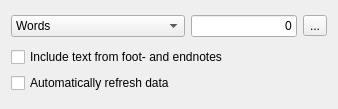
This is kword/part/dockers/KWStatisticsDocker.ui in KDE/calligra as Qt 5 draws it before an edit. The edited form follows.
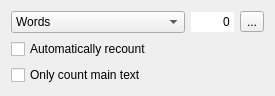
This is the edited form.

Commit message: Fixes: Statistics docker gets really wide Details: Make texts on docker shorter for the 2.1 release of koffice CCBUG:189356

What changed in the file:
```diff
--- a/kword/part/dockers/KWStatisticsDocker.ui
+++ b/kword/part/dockers/KWStatisticsDocker.ui
@@ -1,20 +1,18 @@
 <ui version="4.0" >
  <class>KWStatisticsDocker</class>
- <widget class="QWidget" name="KWStatisticsDocker" >
-  <property name="geometry" >
+ <widget class="QWidget" name="KWStatisticsDocker">
+  <property name="geometry">
    <rect>
     <x>0</x>
     <y>0</y>
-    <width>338</width>
-    <height>109</height>
+    <width>275</width>
+    <height>94</height>
    </rect>
   </property>
-  <layout class="QVBoxLayout" >
-   <item>
-    <layout class="QHBoxLayout" >
-     <item>
-      <widget class="QComboBox" name="statistics" >
-       <property name="currentIndex" >
+  <layout class="QGridLayout" name="gridLayout">
+   <item row="0" column="0">
+    <widget class="QComboBox" name="statistics">
+     <property name="currentIndex">
         <number>0</number>
        </property>
        <item>
@@ -54,45 +52,55 @@
        </item>
       </widget>
      </item>
-     <item>
-      <widget class="QLineEdit" name="count" >
-       <property name="readOnly" >
-        <bool>true</bool>
-       </property>
-       <property name="text" >
-        <string>0</string>
-       </property>
-       <property name="alignment" >
+   <item row="0" column="1">
+    <widget class="QLineEdit" name="count">
+     <property name="text">
+      <string notr="true">0</string>
+     </property>
+     <property name="frame">
+      <bool>false</bool>
+     </property>
+     <property name="alignment">
         <set>Qt::AlignRight|Qt::AlignTrailing|Qt::AlignVCenter</set>
        </property>
-      </widget>
-     </item>
-     <item>
-      <widget class="QToolButton" name="refresh" >
-       <property name="text" >
+     <property name="readOnly">
+      <bool>true</bool>
+     </property>
+    </widget>
+   </item>
+   <item row="0" column="2">
+    <widget class="QToolButton" name="refresh">
+     <property name="text">
         <string>...</string>
        </property>
       </widget>
      </item>
-    </layout>
-   </item>
-   <item>
-    <layout class="QVBoxLayout" >
-     <item>
-      <widget class="QCheckBox" name="footEndNotes" >
-       <property name="text" >
-        <string>Include text from foot- and endnotes</string>
+   <item row="1" column="0" colspan="3">
+    <widget class="QCheckBox" name="autoRefresh">
+     <property name="text">
+      <string>Automatically recount</string>
        </property>
       </widget>
      </item>
-     <item>
-      <widget class="QCheckBox" name="autoRefresh" >
-       <property name="text" >
-        <string>Automatically refresh data</string>
+   <item row="2" column="0" colspan="3">
+    <widget class="QCheckBox" name="footEndNotes">
+     <property name="text">
+      <string>Only count main text</string>
        </property>
       </widget>
      </item>
-    </layout>
+   <item row="3" column="0" colspan="3">
+    <spacer name="verticalSpacer">
+     <property name="orientation">
+      <enum>Qt::Vertical</enum>
+     </property>
+     <property name="sizeHint" stdset="0">
+      <size>
+       <width>1</width>
+       <height>1</height>
+      </size>
+     </property>
+    </spacer>
    </item>
   </layout>
  </widget>
```
Left out of the diff: 17 changed lines with no effect on the pictures. Lines whose indentation alone changed are shown as unchanged. The commit also changes 1 other file.
